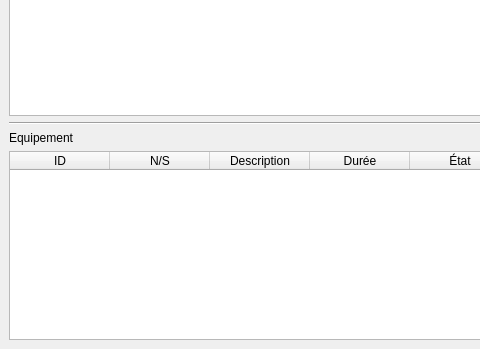
LPOdev/Sploks, file sploks/views/contract_form.ui: the form before one commit; both pictures show x 0 to 480 and y 253 to 602 of the 1006 by 602 pixel window.
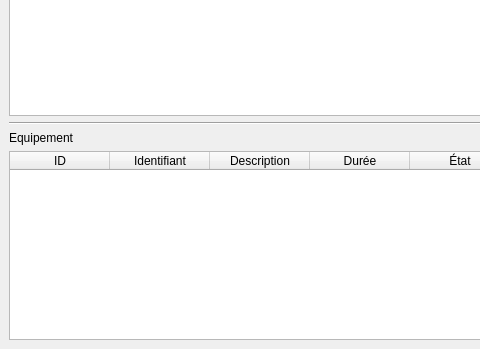
The form after the commit.

Commit message: T34 Remplacer nb série par identifiant

```diff
--- a/sploks/views/contract_form.ui
+++ b/sploks/views/contract_form.ui
@@ -460,7 +460,7 @@
       </column>
       <column>
        <property name="text">
-        <string>N/S</string>
+        <string>Identifiant</string>
        </property>
       </column>
       <column>
```
The commit also changes 3 other files.
